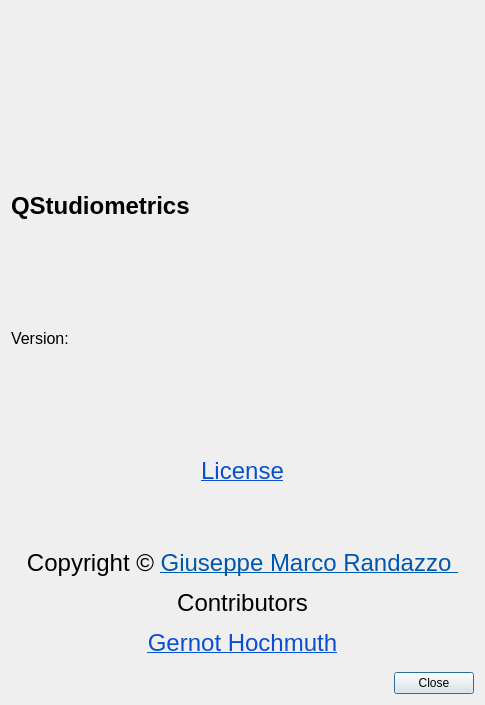
Above: src/Dialogs/AboutDialog.ui from gmrandazzo/QStudioMetrics before the change. Below: the same form after it.
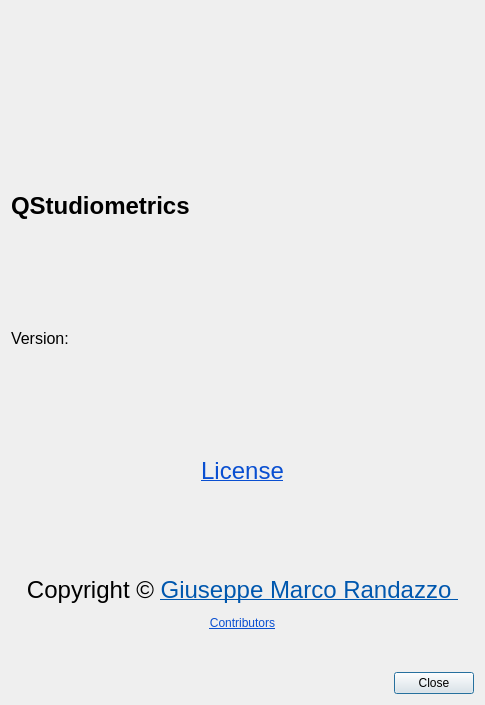
That is the form after the change. Icons and pictures are not drawn.

Commit message: Update contributors,changelog and about dialog

The edit to the form file:
```diff
--- a/src/Dialogs/AboutDialog.ui
+++ b/src/Dialogs/AboutDialog.ui
@@ -59,7 +59,7 @@
    <item row="4" column="0">
     <widget class="QLabel" name="label_3">
      <property name="text">
-      <string>&lt;html&gt;&lt;head/&gt;&lt;body&gt;&lt;p align=&quot;center&quot;&gt;&lt;span style=&quot; font-size:18pt;&quot;&gt;Copyright © &lt;/span&gt;&lt;a href=&quot;mailto:gmrandazzo@gmail.com&quot;&gt;&lt;span style=&quot; font-size:18pt; text-decoration: underline; color:#0057ae;&quot;&gt;Giuseppe Marco Randazzo &lt;/span&gt;&lt;/a&gt;&lt;/p&gt;&lt;p align=&quot;center&quot;&gt;&lt;span style=&quot; font-size:18pt;&quot;&gt;Contributors&lt;/span&gt;&lt;/p&gt;&lt;p align=&quot;center&quot;&gt;&lt;a href=&quot;https://github.com/gernot-hochmuth&quot;&gt;&lt;span style=&quot; font-size:18pt; text-decoration: underline; color:#094fd1;&quot;&gt;Gernot Hochmuth&lt;/span&gt;&lt;/a&gt;&lt;/p&gt;&lt;/body&gt;&lt;/html&gt;</string>
+      <string>&lt;html&gt;&lt;head/&gt;&lt;body&gt;&lt;p align=&quot;center&quot;&gt;&lt;span style=&quot; font-size:18pt;&quot;&gt;Copyright © &lt;/span&gt;&lt;a href=&quot;mailto:gmrandazzo@gmail.com&quot;&gt;&lt;span style=&quot; font-size:18pt; text-decoration: underline; color:#0057ae;&quot;&gt;Giuseppe Marco Randazzo &lt;/span&gt;&lt;/a&gt;&lt;/p&gt;&lt;p align=&quot;center&quot;&gt;&lt;a href=&quot;https://github.com/gmrandazzo/QStudioMetrics/blob/master/Contributors.md&quot;&gt;&lt;span style=&quot; text-decoration: underline; color:#094fd1;&quot;&gt;Contributors&lt;/span&gt;&lt;/a&gt;&lt;/p&gt;&lt;/body&gt;&lt;/html&gt;</string>
      </property>
      <property name="openExternalLinks">
       <bool>true</bool>
```
The commit also changes 2 other files.
